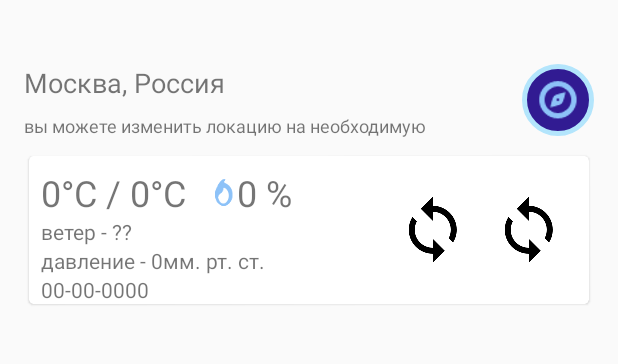
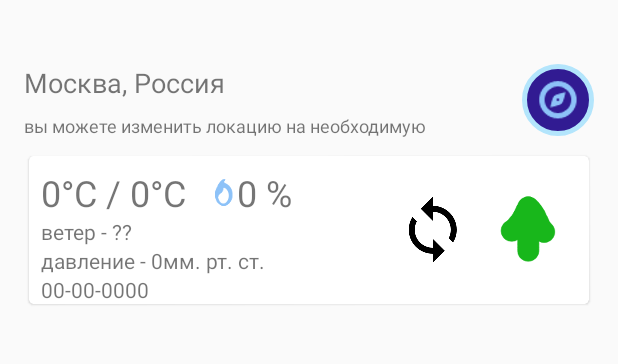
Before and after one commit to kalininaleksandrv/simple_weather_for_fishermans, an Android app: the screen it shows after launch (AMainActivity), on a phone screen of 412 x 824 dp, the part 84-448 px from its top. Run offline under Robolectric (Android 15) with nearby library versions, the phone set to English and light mode, and no system bars; 4 statements that could not run were skipped.

Commit message:
feature - add bite statemetns in recycle view

```diff
--- a/app/src/main/java/dev/eyesless/simple_weather_for_fishermans/fragments/CentralFragmentPresenter.java
+++ b/app/src/main/java/dev/eyesless/simple_weather_for_fishermans/fragments/CentralFragmentPresenter.java
@@ -15,7 +15,6 @@ import java.util.List;
 
 import dev.eyesless.simple_weather_for_fishermans.AMainActivity;
 import dev.eyesless.simple_weather_for_fishermans.R;
-import dev.eyesless.simple_weather_for_fishermans.geocoding_responce_classes.Location;
 import dev.eyesless.simple_weather_for_fishermans.repository.PrognosticModel;
 import dev.eyesless.simple_weather_for_fishermans.repository.WeatherLoader;
 import dev.eyesless.simple_weather_for_fishermans.weather_response_classes.Datum;
--- a/app/src/main/java/dev/eyesless/simple_weather_for_fishermans/fragments/RVadapter.java
+++ b/app/src/main/java/dev/eyesless/simple_weather_for_fishermans/fragments/RVadapter.java
@@ -31,6 +31,7 @@ class RVadapter extends RecyclerView.Adapter<RVadapter.WeatherViewHolder>{
         TextView percipe;
         TextView date;
         ImageView weather;
+        ImageView fish;
 
         WeatherViewHolder(View itemView) {
             super(itemView);
@@ -42,6 +43,7 @@ class RVadapter extends RecyclerView.Adapter<RVadapter.WeatherViewHolder>{
             percipe = (TextView) itemView.findViewById(R.id.textView_percip);
             date = (TextView) itemView.findViewById(R.id.textView_data);
             weather = (ImageView) itemView.findViewById(R.id.imageView_weather);
+            weather = (ImageView) itemView.findViewById(R.id.imageView_fish);
         }
     }
 
@@ -69,6 +71,21 @@ class RVadapter extends RecyclerView.Adapter<RVadapter.WeatherViewHolder>{
         holder.percipe.setText(String.valueOf((int)(weatherdataset.get(position).getPrecipProbability()*100)+" %"));
         holder.date.setText(dateconverter(weatherdataset.get(position).getTime()));
         holder.weather.setImageResource(getimageresfromselector(weatherdataset.get(position).getIcon()));
+        holder.weather.setImageResource(getfishresfromselector(weatherdataset.get(position).getIsBite()));
+    }
+
+    private int getfishresfromselector(String fish) {
+
+        if (fish!=null) {
+            switch (fish) {
+                case "good":return R.drawable.arrowup;
+                case "bad":return R.drawable.arrowdown;
+                default:
+                    return R.drawable.arrowneutral;
+            }
+        }else {
+            return R.drawable.arrowneutral;
+        }
     }
 
     //return R.id. of weather icon based on incom string
```
Also changed, not shown: app/src/main/res/drawable-hdpi/arrowdown.png (added), app/src/main/res/drawable-hdpi/arrowneutral.png (added), app/src/main/res/drawable-hdpi/arrowup.png (added), app/src/main/res/drawable-mdpi/arrowdown.png (added), app/src/main/res/drawable-mdpi/arrowneutral.png (added), app/src/main/res/drawable-mdpi/arrowup.png (added), app/src/main/res/drawable-xhdpi/arrowdown.png (added), app/src/main/res/drawable-xhdpi/arrowneutral.png (added), app/src/main/res/drawable-xhdpi/arrowup.png (added), app/src/main/res/drawable-xxhdpi/arrowdown.png (added), app/src/main/res/drawable-xxhdpi/arrowneutral.png (added), app/src/main/res/drawable-xxhdpi/arrowup.png (added), app/src/main/res/drawable-xxxhdpi/arrowdown.png (added), app/src/main/res/drawable-xxxhdpi/arrowneutral.png (added), 1 more files.
